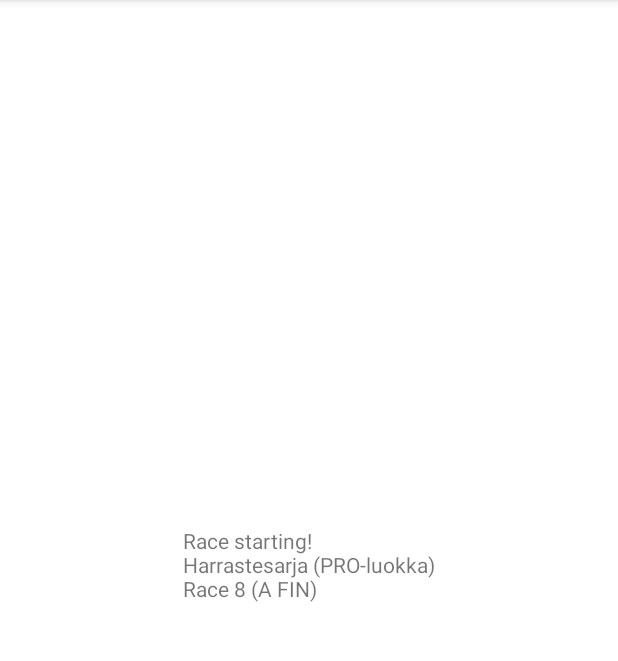
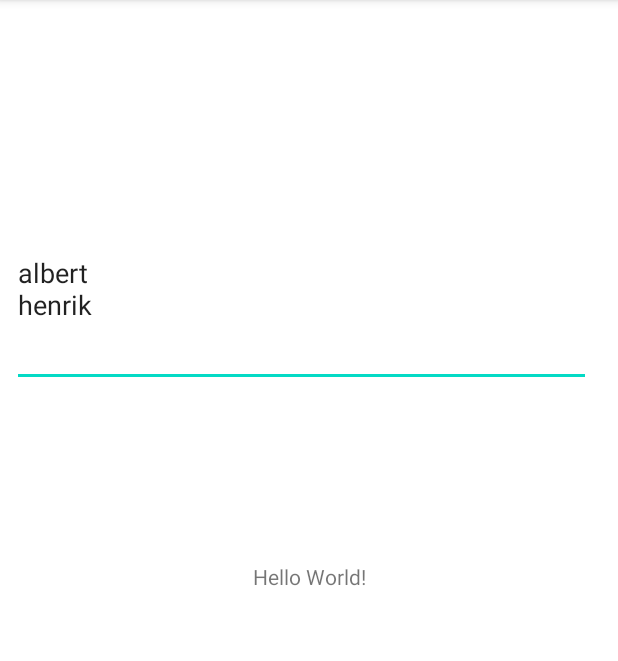
Before and after one commit to henrikingo/VirtualValtteri, an Android app: the screen it shows after launch (MainActivity), on a phone screen of 412 x 824 dp, the part 84-745 px from its top. Run offline under Robolectric (Android 15) with nearby library versions, the phone set to English and light mode, and no system bars; pictures from the network do not load.

Commit message:
Add ability to filter driver names
* For example, if you type "albert" into the text widget, only
  data related to albert will be spoken.
* Tried to use SharedPreferences, but they don't seem to stick
* Tested this live today. Works, but voice needs to be much louder.
  * With 11 cars in a session, app was under memory pressure.
  * Main issue now is the app stops reading as soon as phone goes into screen saver.

```diff
--- a/app/src/main/assets/config.properties
+++ b/app/src/main/assets/config.properties
@@ -1,2 +1,2 @@
 websocket.url=ws://www.apex-timing.com:8862/
-testrun=true
+testrun=false
--- a/app/src/main/java/cc/openlife/virtualvaltteri/MainActivity.java
+++ b/app/src/main/java/cc/openlife/virtualvaltteri/MainActivity.java
@@ -1,8 +1,13 @@
 package cc.openlife.virtualvaltteri;
 
+import android.content.SharedPreferences;
 import android.content.res.AssetManager;
 import android.os.Bundle;
 import android.os.SystemClock;
+import android.speech.tts.TextToSpeech;
+import android.text.Editable;
+import android.text.TextWatcher;
+import android.widget.MultiAutoCompleteTextView;
 import android.widget.TextView;
 import androidx.appcompat.app.AppCompatActivity;
 
@@ -13,15 +18,35 @@ import java.io.InputStream;
 import java.io.InputStreamReader;
 import java.net.URI;
 import java.net.URISyntaxException;
+import java.text.SimpleDateFormat;
+import java.util.ArrayList;
+import java.util.Arrays;
+import java.util.Calendar;
+import java.util.Collections;
+import java.util.Date;
+import java.util.HashSet;
+import java.util.Locale;
 import java.util.Properties;
+import java.util.Set;
 import java.util.Timer;
 import java.util.TimerTask;
+import java.util.prefs.PreferenceChangeEvent;
+import java.util.stream.Collectors;
 
 import cc.openlife.virtualvaltteri.vmkarting.MessageHandler;
 public class MainActivity extends AppCompatActivity {
+    // Get WebSocket URL from properties file
+    String websocketUrl = null;
+    String testRun = "false";
+    float ttsPitch = 1.0F;
+    String ttsVoice = "default";
     private WebSocketManager mWebSocket;
     private TextView mTextView;
+    private MultiAutoCompleteTextView driverNamesDropDown;
     private MessageHandler handler;
+    private TextToSpeech tts;
+    Set<String> followDriverNames;
+    private String initialMessage = "James it's Valtteri.";
     MyWebsocketListener webSocketListener = new MyWebsocketListener() {
         @Override
         public void onMessageReceived(final String message) {
@@ -46,10 +71,8 @@ public class MainActivity extends AppCompatActivity {
         // Initialize UI elements
         setContentView(R.layout.activity_main);
         mTextView = findViewById(R.id.text_view);
+        driverNamesDropDown = findViewById(R.id.driverNamesDropDown);
 
-        // Get WebSocket URL from properties file
-        String websocketUrl = null;
-        String testRun = "false";
         AssetManager assetManager = getAssets();
         try {
             InputStream inputStream = assetManager.open("config.properties");
@@ -57,11 +80,72 @@ public class MainActivity extends AppCompatActivity {
             properties.load(inputStream);
             websocketUrl = properties.getProperty("websocket.url");
             testRun = properties.getProperty("testrun");
+            ttsPitch = Float.parseFloat(properties.getProperty("tts.pitch", "" + ttsPitch));
+            ttsVoice = properties.getProperty("tts.voice", ttsVoice);
         } catch (IOException e) {
             System.out.println("Failed to read properties file: " + e.getMessage());
         }
+        SharedPreferences prefs = getSharedPreferences("VirtualValtteri", 0);
+        followDriverNames = prefs.getStringSet("followDrivers", new HashSet<String>(Arrays.asList("albert", "henrik")));
+        // Note that driver Ids are only valid for the day
+        Set<String> followDriverIds = prefs.getStringSet("followDriverIds", new HashSet<String>(Collections.emptyList()));
+        String driverIdDate = prefs.getString("driverIdDate", "1970-01-01");
+        Date c = Calendar.getInstance().getTime();
+        SimpleDateFormat df = new SimpleDateFormat("yyyy-MM-dd", Locale.getDefault());
+        String formattedDate = df.format(c);
+        if(!driverIdDate.equals(formattedDate)){
+            SharedPreferences.Editor prefsEdit = prefs.edit();
+            followDriverIds = new HashSet<>(Collections.emptyList());
+            prefsEdit.putStringSet("followDriverIds", followDriverIds);
+            driverIdDate = formattedDate;
+            prefsEdit.putString("driverIdDate", formattedDate);
+            prefsEdit.apply();
+        }
+        driverNamesDropDown.setText(String.join("\n", followDriverNames));
+        driverNamesDropDown.addTextChangedListener(new TextWatcher() {
+            @Override
+            public void beforeTextChanged(CharSequence charSequence, int i, int i1, int i2) {
+                return;
+            }
 
-        handler = new MessageHandler();
+            @Override
+            public void onTextChanged(CharSequence charSequence, int i, int i1, int i2) {
+                String[] names = driverNamesDropDown.getText().toString().split("\\n");
+                System.out.println(names);
+                Set<String> followDriverNames = new HashSet<String>(Arrays.asList(names));
+                handler.followDriverNames = followDriverNames;
+                SharedPreferences.Editor prefsEdit = prefs.edit();
+                String driverIdDate = formattedDate;
+                prefsEdit.putString("followDriverNames", String.join("\n", followDriverNames));
+                prefsEdit.putString("driverIdDate", formattedDate);
+                prefsEdit.apply();
+            }
+
+            @Override
+            public void afterTextChanged(Editable editable) {
+                return;
+            }
+        });
+
+        float finalTtsPitch = ttsPitch;
+        tts = new TextToSpeech(getApplicationContext(), new TextToSpeech.OnInitListener() {
+            @Override
+            public void onInit(int status) {
+                if (status == TextToSpeech.SUCCESS) {
+                    tts.setLanguage(Locale.UK);
+                    tts.setPitch(finalTtsPitch);
+                    //tts.setVoice(new Voice(...)); // https://developer.android.com/reference/android/speech/tts/Voice
+                    ttsDone();
+                }
+            }
+        });
+    }
+
+    public void ttsDone() {
+        mTextView = findViewById(R.id.text_view);
+        tts.speak(initialMessage, TextToSpeech.QUEUE_ADD, null, null);
+        handler = new MessageHandler(this.followDriverNames);
+        AssetManager assetManager = getAssets();
 
 //        System.out.println("testrun is: "+testRun);
         if (testRun.startsWith("true")){
@@ -69,11 +153,6 @@ public class MainActivity extends AppCompatActivity {
             try {
                 InputStream testDataInputStream = assetManager.open("testdata.txt");
                 BufferedReader testDataReader = new BufferedReader(new InputStreamReader(testDataInputStream));
-/*                Timer timer = new Timer();
-                timer.schedule(new TimerTask(){
-                   @Override
-                   public void run() {
-*/
                        String line = null;
                        try {
                            while ((line = testDataReader.readLine()) != null) {
@@ -87,13 +166,16 @@ public class MainActivity extends AppCompatActivity {
 //                                   System.out.println("multiline: " + line);
                                    message.append(line).append("\n");
                                }
+                               String englishMessage = handler.message(message.toString());
+                               if(! (englishMessage.equals(""))){
+                                   tts.speak(englishMessage, TextToSpeech.QUEUE_ADD, null, null);
                                    runOnUiThread(new Runnable() {
                                        @Override
                                        public void run() {
-                                       String englishMessage = handler.message(message.toString());
                                            mTextView.setText(englishMessage);
                                        }
                                    });
+                               }
                            }
                        } catch(IOException ex){
                            ex.printStackTrace();
@@ -104,17 +186,11 @@ public class MainActivity extends AppCompatActivity {
                                e.printStackTrace();
                            }
                        }
-/*                   }
-               },
-                100,
-                1000);
-
- */
             } catch (IOException e) {
                 e.printStackTrace();
             }
         }
-/*
+
         // Connect to WebSocket server
         if (websocketUrl != null) {
             try {
@@ -123,13 +199,16 @@ public class MainActivity extends AppCompatActivity {
                     @Override
                     public void onMessageReceived(final String message) {
                         // Called when a message is received from the server
+                        String englishMessage = handler.message(message);
+                        if(! (englishMessage.equals(""))) {
+                            tts.speak(englishMessage, TextToSpeech.QUEUE_ADD, null, null);
                             runOnUiThread(new Runnable() {
                                 @Override
                                 public void run() {
-                                String englishMessage = handler.message(message);
                                     mTextView.setText(englishMessage);
                                 }
                             });
+                        }
                     }
                     public void onConnected(){System.out.println("Websocket connected");}
                     public void onDisconnected(){System.out.println("Websocket disconnected");}
@@ -140,8 +219,16 @@ public class MainActivity extends AppCompatActivity {
                 System.out.println("Invalid WebSocket URI: " + e.getMessage());
             }
         }
-*/
     }
+    @Override
+    public void onPause(){
+        super.onPause();
+        if(tts !=null){
+            tts.stop();
+            tts.shutdown();
+        }
+    }
+
     @Override
     protected void onDestroy() {
         super.onDestroy();
@@ -150,5 +237,9 @@ public class MainActivity extends AppCompatActivity {
         if (mWebSocket != null) {
             mWebSocket.close();
         }
+        if(tts !=null){
+            tts.stop();
+            tts.shutdown();
         }
     }
+}
--- a/app/src/main/java/cc/openlife/virtualvaltteri/vmkarting/MessageHandler.java
+++ b/app/src/main/java/cc/openlife/virtualvaltteri/vmkarting/MessageHandler.java
@@ -6,6 +6,9 @@ import org.jsoup.nodes.Element;
 import org.jsoup.select.Elements;
 
 import java.util.HashMap;
+import java.util.HashSet;
+import java.util.Objects;
+import java.util.Set;
 import java.util.regex.Matcher;
 import java.util.regex.Pattern;
 
@@ -18,9 +21,11 @@ public class MessageHandler {
     HashMap<String, DriverState> driverLookup;
     HashMap<String, String> driverIdLookup;
     String latestDriverId = "";
-    public MessageHandler(){
+    public Set<String> followDriverNames;
+    public MessageHandler(Set<String> followDriverNames){
         driverLookup = new HashMap<String, DriverState>();
         driverIdLookup = new HashMap<String, String>();
+        this.followDriverNames = followDriverNames;
     }
     private String pos(String position){
         switch (position){
@@ -33,7 +38,13 @@ public class MessageHandler {
             default:
                 return position + "th";
         }
-
+    }
+    private String cutDecimal(String d){
+        int dot = d.indexOf(".");
+        if (dot >= 1){
+            return d.substring(0,dot+2);
+        }
+        return d;
     }
     public String message(String message) {
         StringBuilder englishMessage = new StringBuilder("");
@@ -43,7 +54,7 @@ public class MessageHandler {
             if (parts.length >= 2) {
                 String command = parts[0];
                 String argument = parts[1];
-                System.out.println("                 " + command + ", " + argument);
+//                System.out.println("                 " + command + ", " + argument);
                 switch (command) {
                     case "init":
                         latestDriverId="";
@@ -87,10 +98,10 @@ public class MessageHandler {
                         DriverState d = driverLookup.get("r"+driverId);
                         // Don't repeat driver name for each statistic. Just say it when it changes.
                         String driverEnglish = "";
-                        if(!latestDriverId.equals(driverId)){
+                        if(!latestDriverId.equals(driverId) && Objects.nonNull(d)){
                             driverEnglish = String.format("Car %s %s ", d.carNr, d.name);
                         }
-                        if(argument.equals("#")){
+                        if(argument.equals("#") && followThisDriver(d)){
                             String newMessage = String.format("%sin %s position.\n", driverEnglish, pos(parts[2]));
                             englishMessage.append(newMessage);
                             latestDriverId=driverId;
@@ -101,16 +112,26 @@ public class MessageHandler {
                         String c = driverAndCMatcher.group(2);
                         DriverState d = driverLookup.get("r"+driverId);
                         String driverEnglish = "";
-                        if(!latestDriverId.equals(driverId)){
+                        if(!latestDriverId.equals(driverId) && Objects.nonNull(d)){
                             driverEnglish = String.format("Car %s %s ", d.carNr, d.name);
                         }
-                        if(c.equals("8")){
-                            String newMessage = String.format("%slap time %s.\n",driverEnglish, parts[2]);
+                        if(c.equals("8") && followThisDriver(d)){
+                            String newMessage = String.format("%slap time %s.\n",driverEnglish, cutDecimal(parts[2]));
                             englishMessage.append(newMessage);
                             latestDriverId=driverId;
                         }
-                        if(c.equals("10") && parts.length>2){
-                            String newMessage = String.format("%sgap %s.\n", driverEnglish, parts[2]);
+                        if(c.equals("6") && followThisDriver(d)){
+                            String newMessage = String.format("%s %s sector %s.\n",driverEnglish, pos("1"), cutDecimal(parts[2]));
+                            englishMessage.append(newMessage);
+                            latestDriverId=driverId;
+                        }
+                        if(c.equals("7") && followThisDriver(d)){
+                            String newMessage = String.format("%s %s sector %s.\n",driverEnglish, pos("2"), cutDecimal(parts[2]));
+                            englishMessage.append(newMessage);
+                            latestDriverId=driverId;
+                        }
+                        if(c.equals("10") && parts.length>2 && followThisDriver(d)){
+                            String newMessage = String.format("%sgap %s.\n", driverEnglish, cutDecimal(parts[2]));
                             englishMessage.append(newMessage);
                             latestDriverId=driverId;
                         }
@@ -120,6 +141,14 @@ public class MessageHandler {
         }
         System.out.println(englishMessage);
         return englishMessage.toString();
+    }
+
+    private boolean followThisDriver(DriverState d){
+        for(String driverName: followDriverNames){
+            if(d.name.startsWith(driverName))
+                return true;
+        }
+        return false;
     }
 
     private void parseInitHtml(String html){
@@ -154,7 +183,7 @@ public class MessageHandler {
             driver.id = row.attr("data-id");
             Elements c4 = row.select("[data-id="+driver.id+"c4]");
             driver.carNr = c4.first().text();
-            driver.name = row.select("[data-id="+driver.id+"c5]").first().text();
+            driver.name = row.select("[data-id="+driver.id+"c5]").first().text().toLowerCase();
             driverIdLookup.put(driver.name, driver.id);
             driverLookup.put(driver.id, driver);
         }
--- a/app/src/main/res/layout/activity_main.xml
+++ b/app/src/main/res/layout/activity_main.xml
@@ -17,4 +17,15 @@
         app:layout_constraintStart_toStartOf="parent"
         app:layout_constraintTop_toTopOf="parent" />
 
-  </androidx.constraintlayout.widget.ConstraintLayout>
+    <MultiAutoCompleteTextView
+        android:id="@+id/driverNamesDropDown"
+        android:layout_width="386dp"
+        android:layout_height="130dp"
+        android:layout_marginStart="8dp"
+        android:layout_marginTop="128dp"
+        android:hint="Type the beginning of the name of a driver to follow"
+        android:text="Search driver names..."
+        app:layout_constraintStart_toStartOf="parent"
+        app:layout_constraintTop_toTopOf="parent" />
+
+</androidx.constraintlayout.widget.ConstraintLayout>
```
Lines whose indentation alone changed are shown as unchanged.
